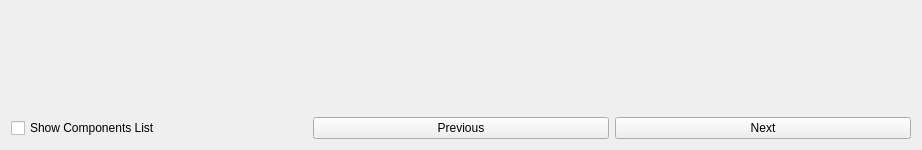
This is src/gui/componentdisplayerwidget.ui in lukh/pcblab as Qt 5 draws it before an edit. The edited form follows.
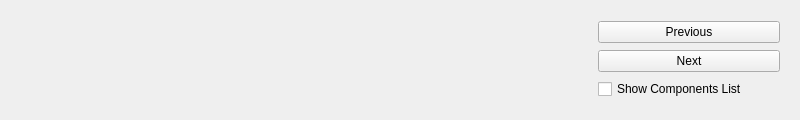
This is the edited form. Custom widgets are drawn as their Qt base class.

Commit message: improve a little bit the layout

```diff
--- a/src/gui/componentdisplayerwidget.ui
+++ b/src/gui/componentdisplayerwidget.ui
@@ -6,12 +6,12 @@
    <rect>
     <x>0</x>
     <y>0</y>
-    <width>922</width>
-    <height>150</height>
+    <width>800</width>
+    <height>120</height>
    </rect>
   </property>
   <property name="sizePolicy">
-   <sizepolicy hsizetype="Preferred" vsizetype="Fixed">
+   <sizepolicy hsizetype="Preferred" vsizetype="Preferred">
     <horstretch>0</horstretch>
     <verstretch>0</verstretch>
    </sizepolicy>
@@ -19,60 +19,41 @@
   <property name="minimumSize">
    <size>
     <width>0</width>
-    <height>150</height>
+    <height>120</height>
    </size>
   </property>
   <property name="windowTitle">
    <string>Form</string>
   </property>
-  <layout class="QGridLayout" name="gridLayout">
-   <item row="0" column="0" colspan="3">
-    <widget class="QWidget" name="widget" native="true">
-     <property name="sizePolicy">
-      <sizepolicy hsizetype="Preferred" vsizetype="Preferred">
-       <horstretch>0</horstretch>
-       <verstretch>0</verstretch>
-      </sizepolicy>
-     </property>
-     <property name="minimumSize">
-      <size>
-       <width>0</width>
-       <height>100</height>
-      </size>
-     </property>
      <layout class="QHBoxLayout" name="horizontalLayout">
       <item>
-       <widget class="QDisplayer" name="desisgnatorDisplayer" native="true"/>
-      </item>
-      <item>
-       <widget class="QDisplayer" name="positionDisplayer" native="true"/>
-      </item>
-      <item>
-       <widget class="QDisplayer" name="rotationDisplayer" native="true">
-        <zorder>positionDisplayer</zorder>
-       </widget>
-      </item>
-      <item>
-       <widget class="ComponentParametersDisplayer" name="paramDisplayer" native="true">
+    <widget class="QWidget" name="paramWidget" native="true">
         <property name="minimumSize">
          <size>
-          <width>0</width>
+       <width>200</width>
           <height>0</height>
          </size>
         </property>
-       </widget>
-      </item>
-     </layout>
-    </widget>
-   </item>
-   <item row="2" column="1">
+     <zorder>widget</zorder>
+    </widget>
+   </item>
+   <item>
+    <widget class="QWidget" name="widget" native="true">
+     <property name="maximumSize">
+      <size>
+       <width>200</width>
+       <height>16777215</height>
+      </size>
+     </property>
+     <layout class="QGridLayout" name="gridLayout">
+      <item row="0" column="0">
     <widget class="QPushButton" name="previousCompoButton">
      <property name="text">
       <string>Previous</string>
      </property>
     </widget>
    </item>
-   <item row="2" column="2">
+      <item row="1" column="0">
     <widget class="QPushButton" name="nextCompoButton">
      <property name="text">
       <string>Next</string>
@@ -88,20 +69,9 @@
    </item>
   </layout>
  </widget>
- <customwidgets>
-  <customwidget>
-   <class>QDisplayer</class>
-   <extends>QWidget</extends>
-   <header>qdisplayer.h</header>
-   <container>1</container>
-  </customwidget>
-  <customwidget>
-   <class>ComponentParametersDisplayer</class>
-   <extends>QWidget</extends>
-   <header>componentparametersdisplayer.h</header>
-   <container>1</container>
-  </customwidget>
- </customwidgets>
+   </item>
+  </layout>
+ </widget>
  <resources/>
  <connections/>
 </ui>
```
Lines whose indentation alone changed are shown as unchanged. The commit also changes 7 other files.
